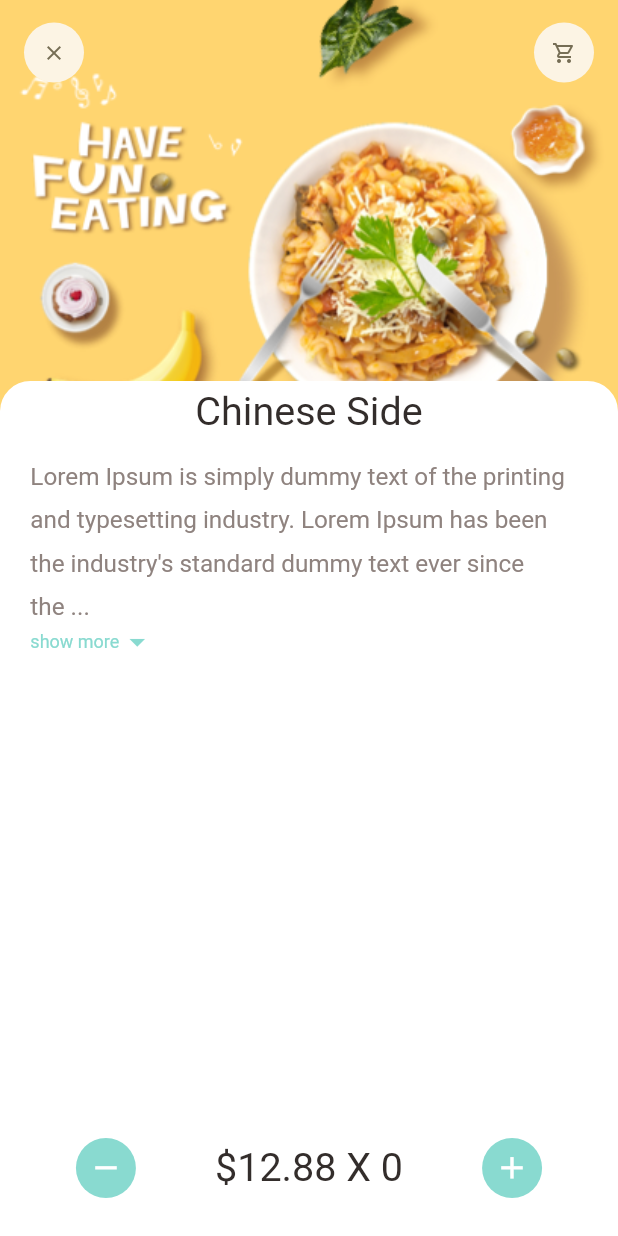
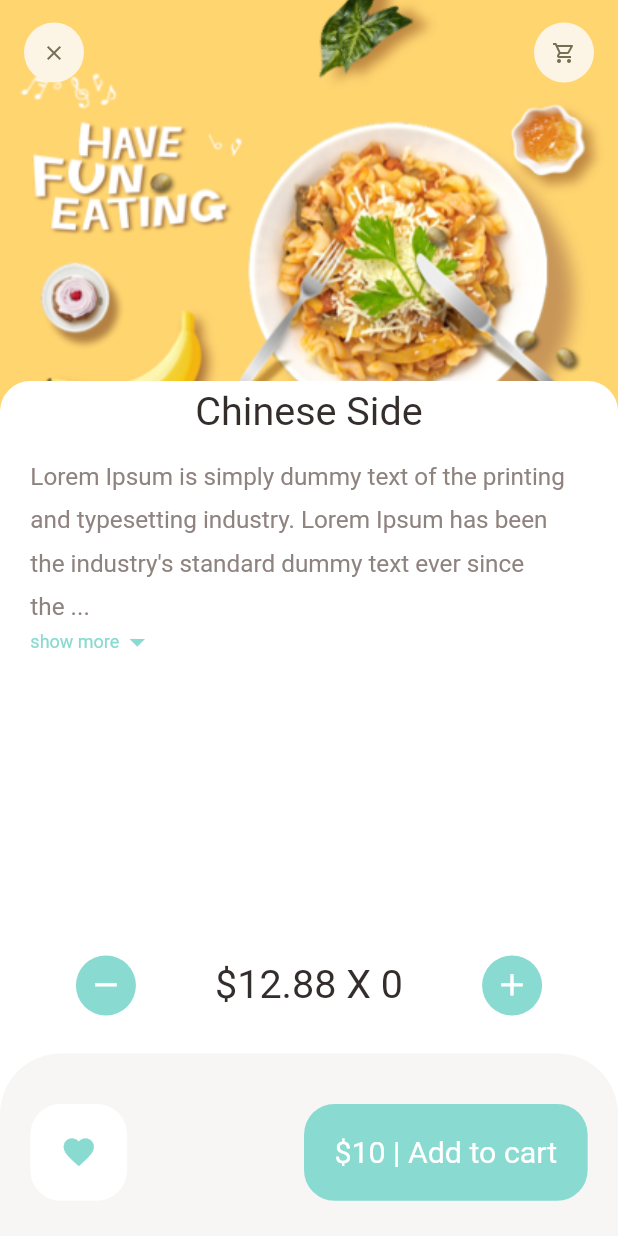
Before and after one commit to AdrianoBinhara/FoodApp, a Flutter app: the screen it shows after launch, on a phone screen of 412 x 824 dp. Run offline on Flutter 3.47's test engine with Material 2 defaults, Android fonts, the phone set to English and light mode, and no system bars; our stand-ins replace dots_indicator, get.

Commit message:
criando arq

```diff
--- /dev/null
+++ b/food_delivery/lib/helper/dependencies.dart
@@ -0,0 +1 @@
+Future<void> init() async {}
--- a/food_delivery/lib/pages/food/recommended_food_detail.dart
+++ b/food_delivery/lib/pages/food/recommended_food_detail.dart
@@ -98,7 +98,57 @@ class RecommendedFoodDetail extends StatelessWidget {
                     icon: Icons.add)
               ],
             ),
-          )
+          ),
+          Container(
+            height: Dimensions.bottomHeightBar,
+            padding: EdgeInsets.only(
+                top: Dimensions.height30,
+                bottom: Dimensions.height20,
+                left: Dimensions.width20,
+                right: Dimensions.width20),
+            decoration: BoxDecoration(
+              color: AppColors.buttonBackgroundCollor,
+              borderRadius: BorderRadius.only(
+                topLeft: Radius.circular(Dimensions.radius20 * 2),
+                topRight: Radius.circular(Dimensions.radius20 * 2),
+              ),
+            ),
+            child: Row(
+              mainAxisAlignment: MainAxisAlignment.spaceBetween,
+              children: [
+                Container(
+                  padding: EdgeInsets.only(
+                      top: Dimensions.height20,
+                      bottom: Dimensions.height20,
+                      left: Dimensions.width20,
+                      right: Dimensions.width20),
+                  decoration: BoxDecoration(
+                    borderRadius: BorderRadius.circular(Dimensions.radius20),
+                    color: Colors.white,
+                  ),
+                  child: Icon(
+                    Icons.favorite,
+                    color: AppColors.mainColor,
+                  ),
+                ),
+                Container(
+                  padding: EdgeInsets.only(
+                      top: Dimensions.height20,
+                      bottom: Dimensions.height20,
+                      left: Dimensions.width20,
+                      right: Dimensions.width20),
+                  child: BigText(
+                    text: "\$10 | Add to cart",
+                    color: Colors.white,
+                  ),
+                  decoration: BoxDecoration(
+                    borderRadius: BorderRadius.circular(Dimensions.radius20),
+                    color: AppColors.mainColor,
+                  ),
+                )
+              ],
+            ),
+          ),
         ],
       ),
     );
```
